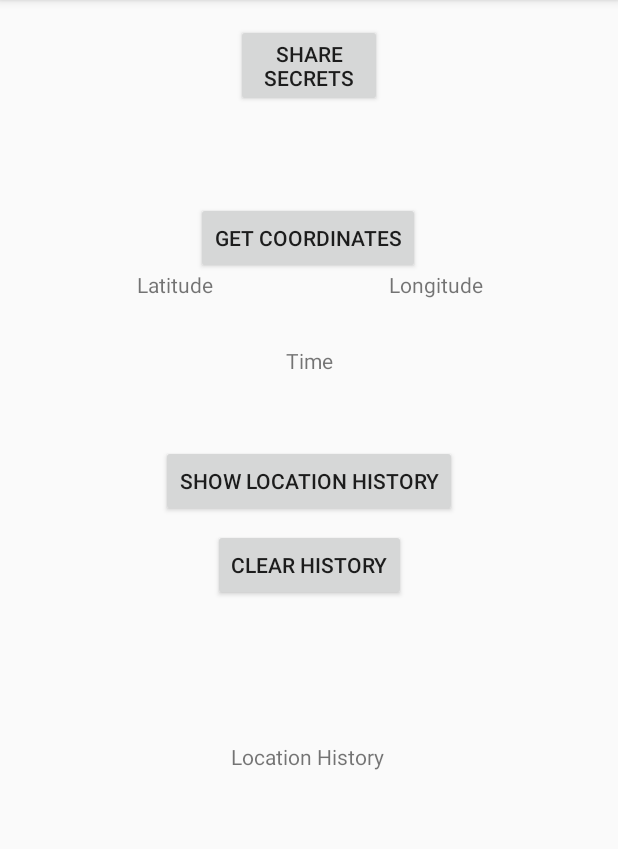
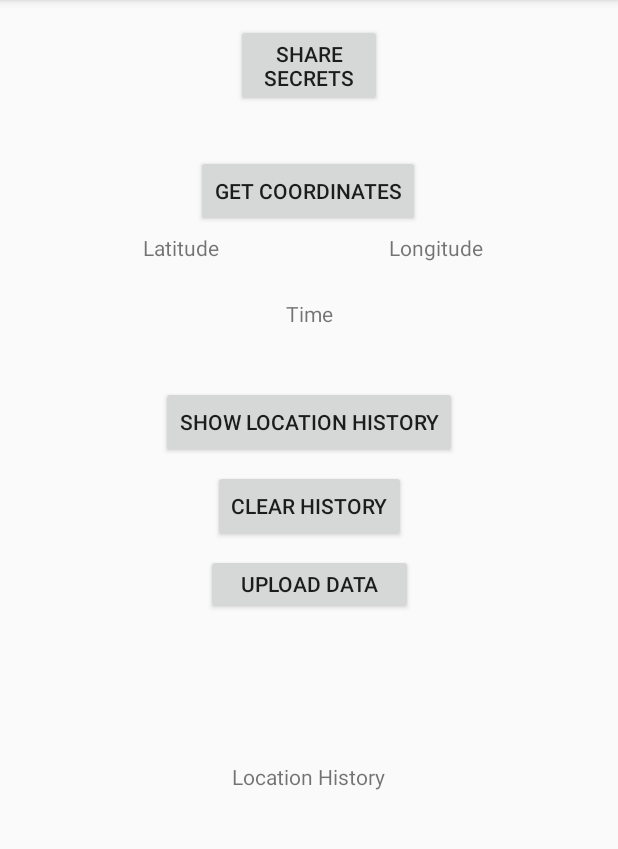
Before and after one commit to asabot/2017-andriod-dev, an Android app: the screen it shows after launch (MainActivity), on a phone screen of 412 x 824 dp, the part 84-933 px from its top. Run offline under Robolectric (Android 15) with nearby library versions, the phone set to English and light mode, and no system bars.

Commit message:
added "uploaddata" button and imported Volley, backing this up in case poop hits the fan again.

```diff
--- a/app/build.gradle
+++ b/app/build.gradle
@@ -34,4 +34,5 @@ dependencies {
     compile 'com.android.support:support-vector-drawable:25.3.1'
     testCompile 'junit:junit:4.12'
     compile 'com.android.support.constraint:constraint-layout:1.0.2'
+    compile 'com.android.volley:volley:1.0.0'
 }
--- a/app/src/main/java/v/datagatherer/MainActivity.java
+++ b/app/src/main/java/v/datagatherer/MainActivity.java
@@ -98,6 +98,30 @@ public class MainActivity extends AppCompatActivity implements ConnectionCallbac
     public void onConnectionFailed(@NonNull ConnectionResult connectionResult) {
     }
 
+    protected void sendEmail(View view) {
+        Log.i("Send email", "");
+
+        String[] TO = {"yu.xue@mail.utoronto.ca"};
+        String[] CC = {"yu.xue@mail.utoronto.ca"};
+        Intent emailIntent = new Intent(Intent.ACTION_SEND);
+        emailIntent.setData(Uri.parse("mailto:"));
+        emailIntent.setType("text/plain");
+
+
+        emailIntent.putExtra(Intent.EXTRA_EMAIL, TO);
+        emailIntent.putExtra(Intent.EXTRA_CC, CC);
+        emailIntent.putExtra(Intent.EXTRA_SUBJECT, "This is an automated message generated by baby skynet");
+        emailIntent.putExtra(Intent.EXTRA_TEXT, "We know where you live!!!");
+
+        try {
+            startActivity(Intent.createChooser(emailIntent, "Send mail..."));
+            finish();
+            Log.i("Finished sending email", "");
+        } catch (android.content.ActivityNotFoundException ex) {
+            Toast.makeText(MainActivity.this,
+                    "There is no email client installed.", Toast.LENGTH_SHORT).show();
+        }
+    }
     public void displayCoord(View view) {
 
         TextView textViewOne = (TextView) findViewById(R.id.TextView_1);
@@ -160,28 +184,17 @@ public class MainActivity extends AppCompatActivity implements ConnectionCallbac
 
     }
 
-    protected void sendEmail(View view) {
-        Log.i("Send email", "");
-
-        String[] TO = {"yu.xue@mail.utoronto.ca"};
-        String[] CC = {"yu.xue@mail.utoronto.ca"};
-        Intent emailIntent = new Intent(Intent.ACTION_SEND);
-        emailIntent.setData(Uri.parse("mailto:"));
-        emailIntent.setType("text/plain");
+    public void uploadData(View view){
 
 
-        emailIntent.putExtra(Intent.EXTRA_EMAIL, TO);
-        emailIntent.putExtra(Intent.EXTRA_CC, CC);
-        emailIntent.putExtra(Intent.EXTRA_SUBJECT, "This is an automated message generated by baby skynet");
-        emailIntent.putExtra(Intent.EXTRA_TEXT, "We know where you live!!!");
 
-        try {
-            startActivity(Intent.createChooser(emailIntent, "Send mail..."));
-            finish();
-            Log.i("Finished sending email", "");
-        } catch (android.content.ActivityNotFoundException ex) {
-            Toast.makeText(MainActivity.this,
-                    "There is no email client installed.", Toast.LENGTH_SHORT).show();
-        }
+
+
+
+
     }
+
+
+
+
 }
--- a/app/src/main/res/layout/activity_main.xml
+++ b/app/src/main/res/layout/activity_main.xml
@@ -40,7 +40,7 @@
             android:layout_marginLeft="8dp"
             android:layout_marginRight="8dp"
             android:layout_marginStart="8dp"
-            android:layout_marginTop="63dp"
+            android:layout_marginTop="32dp"
             android:onClick="displayCoord"
             android:text="GET COORDINATES"
             app:layout_constraintHorizontal_bias="0.497"
@@ -55,19 +55,20 @@
             android:layout_marginLeft="8dp"
             android:layout_marginRight="8dp"
             android:layout_marginStart="8dp"
-            android:layout_marginTop="180dp"
+            android:layout_marginTop="155dp"
             android:text="Latitude"
             android:textAlignment="center"
             app:layout_constraintLeft_toLeftOf="parent"
             app:layout_constraintRight_toLeftOf="@+id/TextView_2"
-            app:layout_constraintTop_toTopOf="parent" />
+            app:layout_constraintTop_toTopOf="parent"
+            app:layout_constraintHorizontal_bias="0.539" />
 
         <TextView
             android:id="@+id/TextView_2"
             android:layout_width="114dp"
             android:layout_height="27dp"
             android:layout_marginRight="64dp"
-            android:layout_marginTop="180dp"
+            android:layout_marginTop="155dp"
             android:text="Longitude"
             android:textAlignment="center"
             app:layout_constraintRight_toRightOf="parent"
@@ -78,7 +79,7 @@
             android:layout_width="wrap_content"
             android:layout_height="wrap_content"
             android:layout_marginLeft="8dp"
-            android:layout_marginTop="32dp"
+            android:layout_marginTop="24dp"
             android:onClick="displayHistory"
             android:text="SHOW LOCATION HISTORY"
             app:layout_constraintLeft_toLeftOf="parent"
@@ -88,20 +89,22 @@
 
         <TextView
             android:id="@+id/TextView_3"
-            android:layout_width="382dp"
-            android:layout_height="172dp"
-            android:layout_marginBottom="16dp"
+            android:layout_width="395dp"
+            android:layout_height="152dp"
+            android:layout_marginBottom="17dp"
             android:layout_marginLeft="8dp"
             android:layout_marginRight="8dp"
-            android:layout_marginTop="8dp"
             android:scrollbars="vertical"
             android:text="Location History"
             android:textAlignment="center"
             app:layout_constraintBottom_toBottomOf="parent"
-            app:layout_constraintHorizontal_bias="0.444"
+            app:layout_constraintHorizontal_bias="0.461"
             app:layout_constraintLeft_toLeftOf="parent"
             app:layout_constraintRight_toRightOf="parent"
-            app:layout_constraintTop_toBottomOf="@+id/button2" />
+            android:layout_marginTop="8dp"
+            app:layout_constraintTop_toBottomOf="@+id/button3"
+            tools:layout_editor_absoluteY="434dp"
+            tools:layout_editor_absoluteX="1dp" />
 
         <TextView
             android:id="@+id/TextView_4"
@@ -129,6 +132,17 @@
             app:layout_constraintRight_toRightOf="parent"
             app:layout_constraintTop_toBottomOf="@+id/BUTTON_3" />
 
+        <Button
+            android:id="@+id/button3"
+            android:layout_width="138dp"
+            android:layout_height="40dp"
+            android:layout_marginTop="8dp"
+            android:onClick="uploadData"
+            android:text="UPLOAD DATA"
+            app:layout_constraintLeft_toLeftOf="parent"
+            app:layout_constraintRight_toRightOf="parent"
+            app:layout_constraintTop_toBottomOf="@+id/button2" />
+
     </android.support.constraint.ConstraintLayout>
 
 </LinearLayout>
```
Also changed, not shown: 1 other file.
